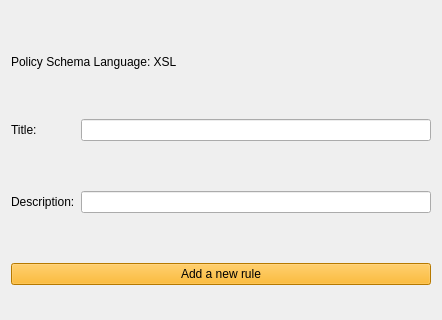
Before: the Qt Designer form Source/GUI/Qt/xsltpolicymenu.ui in MediaArea/MediaConch_SourceCode, drawn with Qt 5; both pictures show x 0 to 442 and y 0 to 320 of the 442 by 635 pixel window.
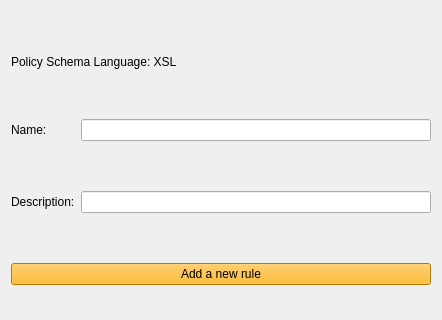
After: the same form once the commit is applied.

Commit message: policy xsls: title->name

What changed in the file:
```diff
--- a/Source/GUI/Qt/xsltpolicymenu.ui
+++ b/Source/GUI/Qt/xsltpolicymenu.ui
@@ -35,7 +35,7 @@
    <item row="1" column="0">
     <widget class="QLabel" name="labelTitle">
      <property name="text">
-      <string>Title:</string>
+      <string>Name:</string>
      </property>
     </widget>
    </item>
```
The commit also changes 1 other file.
